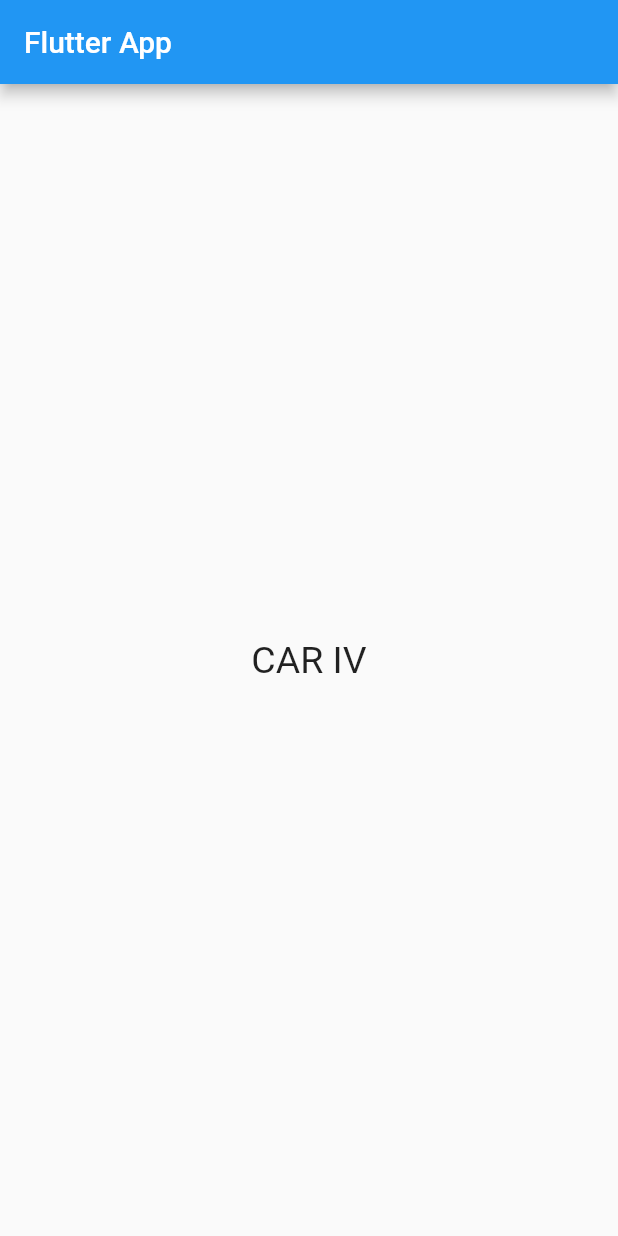
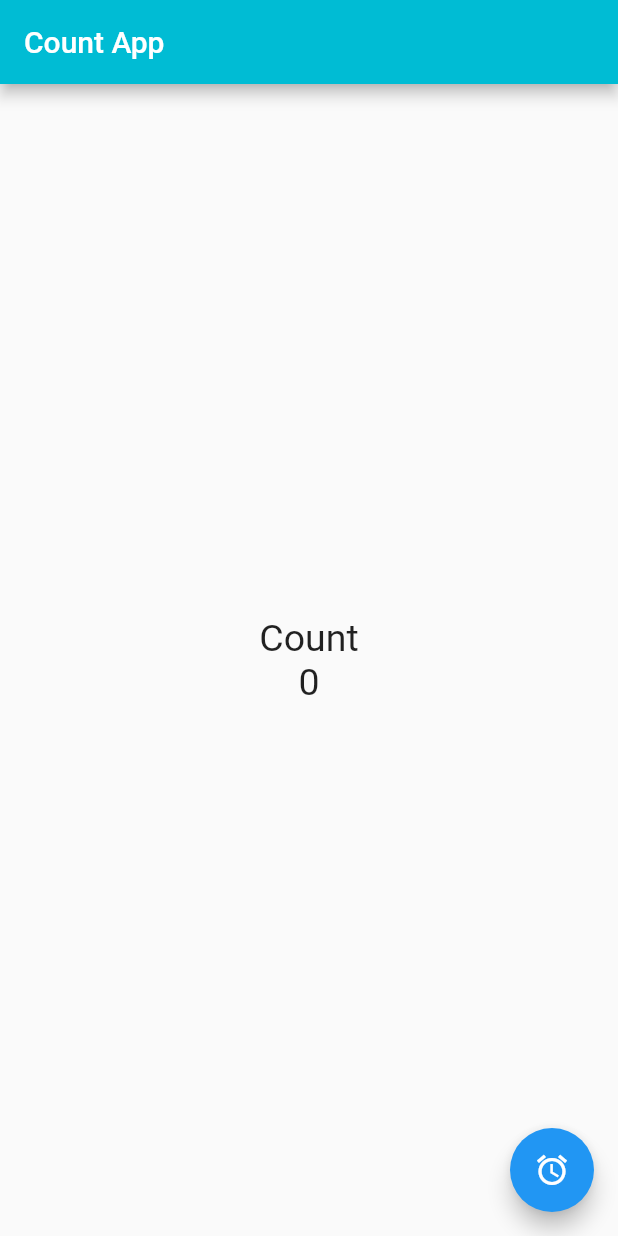
Before and after one commit to oballestas25/mobile-project, a Flutter app: the screen it shows after launch, on a phone screen of 412 x 824 dp. Run offline on Flutter 3.47's test engine with Material 2 defaults, Android fonts, the phone set to English and light mode, and no system bars.

Commit message:
Including some views: count(stateless) and count_screen(stateful)

```diff
--- a/lib/main.dart
+++ b/lib/main.dart
@@ -1,16 +1,18 @@
 import 'package:flutter/material.dart';
 import 'package:mobile_project/view/cellphone.dart';
+import 'package:mobile_project/view/count.dart';
+import 'package:mobile_project/view/count_screen.dart';
 import 'package:mobile_project/view/home_view.dart';
 
 void main() {
-  runApp(Myapp());
+  runApp(const Myapp());
 }
 
 class Myapp extends StatelessWidget {
+  const Myapp({Key? key}) : super(key: key);
   @override
   Widget build(BuildContext context) {
     return const MaterialApp(
-        debugShowCheckedModeBanner: false,
-        home:HomeView());
+        debugShowCheckedModeBanner: false, home: CountScreen());
   }
 }
--- /dev/null
+++ b/lib/view/count.dart
@@ -0,0 +1,44 @@
+import 'package:flutter/material.dart';
+
+class Count extends StatelessWidget {
+  const Count({Key? key}) : super(key: key);
+
+  @override
+  Widget build(BuildContext context) {
+    int count = 10;
+    const sizeText = TextStyle(fontSize: 20);
+    return Scaffold(
+      appBar: AppBar(
+        title: const Text("Count App"),
+        backgroundColor: Colors.cyan,
+      ),
+      body: Center(
+        child: Column(
+          mainAxisAlignment: MainAxisAlignment.center,
+          crossAxisAlignment: CrossAxisAlignment.center,
+          children: <Widget>[
+            const Text(
+              'Count',
+              style: sizeText,
+            ),
+            Text(
+              '$count',
+              style: sizeText,
+            )
+          ],
+        ),
+      ),
+      floatingActionButton: FloatingActionButton(
+        onPressed: () {
+          count++;
+          showMessage();
+        },
+        child: const Icon(Icons.access_alarm),
+      ),
+    );
+  }
+
+  void showMessage() {
+    print('Hi, again');
+  }
+}
--- /dev/null
+++ b/lib/view/count_screen.dart
@@ -0,0 +1,52 @@
+import 'package:flutter/material.dart';
+
+class CountScreen extends StatefulWidget {
+  const CountScreen({Key? key}) : super(key: key);
+
+  @override
+  State<CountScreen> createState() => _CountScreenState();
+}
+
+class _CountScreenState extends State<CountScreen> {
+  int count = 0;
+
+  @override
+  Widget build(BuildContext context) {
+    const sizeText = TextStyle(fontSize: 25);
+    return Scaffold(
+      appBar: AppBar(
+        title: const Text("Count App"),
+        backgroundColor: Colors.cyan,
+      ),
+      body: Center(
+        child: Column(
+          mainAxisAlignment: MainAxisAlignment.center,
+          crossAxisAlignment: CrossAxisAlignment.center,
+          children: <Widget>[
+            const Text(
+              'Count',
+              style: sizeText,
+            ),
+            Text(
+              '$count',
+              style: sizeText,
+            )
+          ],
+        ),
+      ),
+      floatingActionButton: FloatingActionButton(
+        onPressed: () {
+          setState(() {
+            count++;
+          });
+          showMessage();
+        },
+        child: const Icon(Icons.access_alarm),
+      ),
+    );
+  }
+
+  void showMessage() {
+    print('Hi, again');
+  }
+}
--- a/lib/view/home_view.dart
+++ b/lib/view/home_view.dart
@@ -1,13 +1,13 @@
 import 'package:flutter/material.dart';
 
-class HomeView extends StatelessWidget{
+class HomeView extends StatelessWidget {
   const HomeView({Key? key}) : super(key: key);
   @override
   Widget build(BuildContext context) {
-      return  Scaffold(
+    return Scaffold(
         //backgroundColor: Colors.lightBlue,
         appBar: AppBar(
-              title: const Text("Flutter App"),
+          title: const Text("Home App"),
           backgroundColor: Colors.blue,
         ),
         body: const Center(
```
Lines whose indentation alone changed are shown as unchanged.
